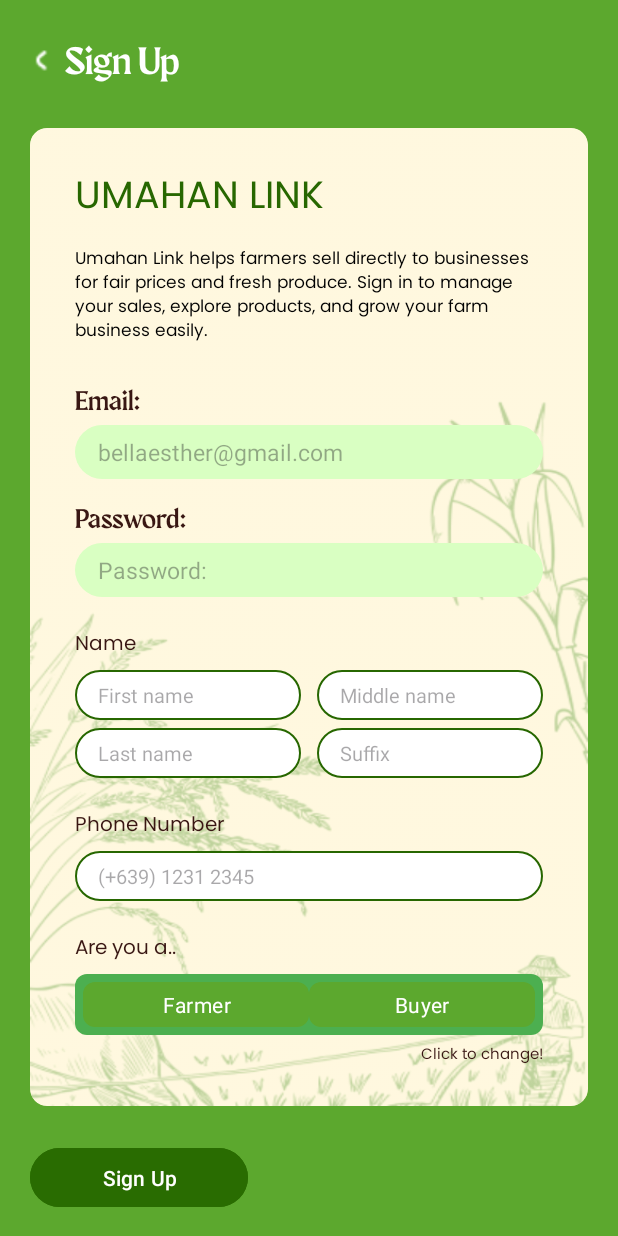
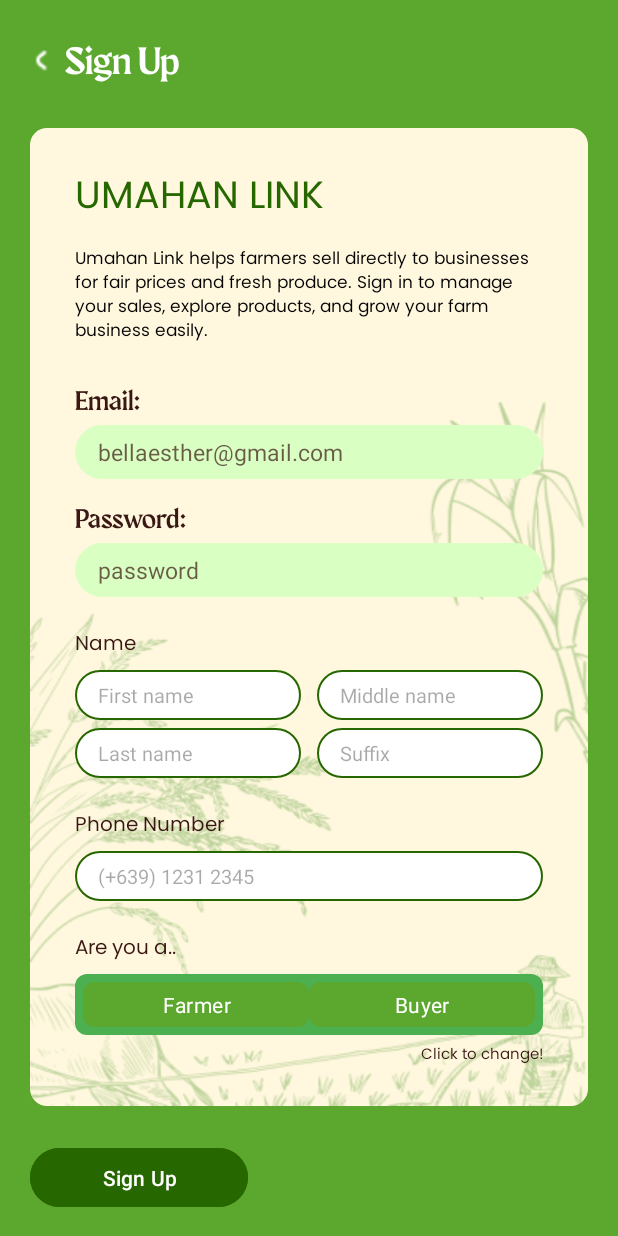
Before and after one commit to aishki/umahan, an Android app: the SignIn screen opened directly, with no data from a screen before it, on a phone screen of 412 x 824 dp. Run offline under Robolectric (Android 15) with nearby library versions, the light colour scheme and no system bars.

Commit message:
sign in updates

```diff
--- a/app/src/main/java/com/example/b2b/sign_in.kt
+++ b/app/src/main/java/com/example/b2b/sign_in.kt
@@ -18,7 +18,7 @@
         val buyerOption: RadioButton = findViewById(R.id.buyerOption)
         val farmerOption: RadioButton = findViewById(R.id.farmerOption)
 
-        // Set listener for the "Sign Up" button
+        // Sign Up Button listener
         signUpButton.setOnClickListener {
             // Check which radio button is selected
             val selectedId = radioGroup.checkedRadioButtonId
--- a/app/src/main/res/layout/activity_sign_in.xml
+++ b/app/src/main/res/layout/activity_sign_in.xml
@@ -5,7 +5,8 @@
     android:layout_height="match_parent"
     android:background="#5CA82E"
     android:paddingVertical="15dp"
-    android:paddingHorizontal="20dp">
+    android:paddingHorizontal="20dp"
+    tools:ignore="ImageContrastCheck" >
 
         <!-- Back Arrow and Sign Up Text -->
         <LinearLayout
@@ -19,9 +20,10 @@
                 android:id="@+id/back_arrow"
                 android:layout_width="15dp"
                 android:layout_height="15dp"
+                android:layout_gravity="center_vertical"
                 android:contentDescription="@string/back_button"
-                    android:layout_gravity="center_vertical"
-                    android:src="@drawable/ic_back_arrow" />
+                android:src="@drawable/ic_back_arrow"
+                />
 
                 <TextView
                     android:id="@+id/sign_up_text"
@@ -30,7 +32,7 @@
                     android:layout_marginStart="8dp"
                     android:fontFamily="@font/maragsa_display"
                     android:text="@string/sign_up"
-                    android:textColor="#FFFFFF"
+                    android:textColor="@color/white"
                     android:textSize="25sp" />
         </LinearLayout>
 
@@ -43,7 +45,8 @@
             android:layout_marginBottom="24dp"
             android:layout_above="@id/sign_up_button"
             android:background="@drawable/rounded_white_box"
-            android:clipToOutline="true">
+            android:clipToOutline="true"
+            tools:ignore="UnusedAttribute">
 
             <!-- ScrollView with PNG background -->
             <ScrollView
@@ -90,7 +93,7 @@
                         android:fontFamily="@font/maragsa_display"
                         android:paddingVertical="5dp"
                         android:text="@string/email_label"
-                        android:textColor="#391713"
+                        android:textColor="@color/input_color"
                         android:textSize="18sp" />
 
                     <EditText
@@ -104,7 +107,8 @@
                         android:padding="7dp"
                         android:paddingStart="15dp"
                         android:paddingEnd="15dp"
-                        android:textColor="#000000"
+                        android:textColor="@color/input_color"
+                        android:textColorHint="@color/hint_color"
                         android:textSize="15sp"
                         tools:ignore="TouchTargetSizeCheck" />
 
@@ -117,20 +121,22 @@
                         android:fontFamily="@font/maragsa_display"
                         android:paddingVertical="5dp"
                         android:text="@string/password_label"
-                        android:textColor="#391713"
+                        android:textColor="@color/input_color"
                         android:textSize="18sp" />
 
                     <EditText
                         android:id="@+id/password_input"
                         android:layout_width="match_parent"
                         android:layout_height="wrap_content"
+                        android:importantForAutofill="no"
                         android:background="@drawable/input_fields_green"
-                        android:hint="@string/password"
+                        android:hint="@string/defaultpassword"
                         android:inputType="textPassword"
                         android:padding="7dp"
                         android:paddingStart="15dp"
                         android:paddingEnd="15dp"
-                        android:textColor="#000000"
+                        android:textColor="@color/input_color"
+                        android:textColorHint="@color/hint_color"
                         android:textSize="15sp"
                         tools:ignore="TouchTargetSizeCheck" />
 
@@ -143,7 +149,7 @@
                         android:fontFamily="@font/poppins_regular"
                         android:paddingVertical="5dp"
                         android:text="@string/name_label"
-                        android:textColor="#391713"
+                        android:textColor="@color/input_color"
                         android:textSize="13sp" />
 
                     <LinearLayout
@@ -160,14 +166,16 @@
                                 android:id="@+id/first_name_input"
                                 android:layout_width="0dp"
                                 android:layout_height="wrap_content"
+                                android:importantForAutofill="no"
                                 android:layout_marginEnd="5dp"
                                 android:layout_weight="1"
                                 android:background="@drawable/input_fields_offwhite"
                                 android:hint="@string/first_name"
+                                android:inputType="text"
                                 android:padding="7dp"
                                 android:paddingStart="15dp"
                                 android:paddingEnd="15dp"
-                                android:textColor="#000000"
+                                android:textColor="@color/input_color"
                                 android:textSize="13sp"
                                 tools:ignore="TouchTargetSizeCheck" />
 
@@ -175,14 +183,16 @@
                                 android:id="@+id/middle_name_input"
                                 android:layout_width="0dp"
                                 android:layout_height="wrap_content"
+                                android:importantForAutofill="no"
                                 android:layout_marginStart="5dp"
                                 android:layout_weight="1"
                                 android:background="@drawable/input_fields_offwhite"
                                 android:hint="@string/middle_name"
+                                android:inputType="text"
                                 android:padding="7dp"
                                 android:paddingStart="15dp"
                                 android:paddingEnd="15dp"
-                                android:textColor="#000000"
+                                android:textColor="@color/input_color"
                                 android:textSize="13sp"
                                 tools:ignore="TouchTargetSizeCheck" />
                         </LinearLayout>
@@ -197,14 +207,16 @@
                                 android:id="@+id/last_name_input"
                                 android:layout_width="0dp"
                                 android:layout_height="wrap_content"
+                                android:importantForAutofill="no"
                                 android:layout_marginEnd="5dp"
                                 android:layout_weight="1"
                                 android:background="@drawable/input_fields_offwhite"
                                 android:hint="@string/last_name"
+                                android:inputType="text"
                                 android:padding="7dp"
                                 android:paddingStart="15dp"
                                 android:paddingEnd="15dp"
-                                android:textColor="#000000"
+                                android:textColor="@color/input_color"
                                 android:textSize="13sp"
                                 tools:ignore="TouchTargetSizeCheck" />
 
@@ -212,14 +224,16 @@
                                 android:id="@+id/suffix_input"
                                 android:layout_width="0dp"
                                 android:layout_height="wrap_content"
+                                android:importantForAutofill="no"
                                 android:layout_marginStart="5dp"
                                 android:layout_weight="1"
                                 android:background="@drawable/input_fields_offwhite"
                                 android:hint="@string/suffix"
+                                android:inputType="text"
                                 android:padding="7dp"
                                 android:paddingStart="15dp"
                                 android:paddingEnd="15dp"
-                                android:textColor="#000000"
+                                android:textColor="@color/input_color"
                                 android:textSize="13sp"
                                 tools:ignore="TouchTargetSizeCheck" />
                         </LinearLayout>
@@ -235,23 +249,26 @@
                             android:id="@+id/phone_label"
                             android:layout_width="wrap_content"
                             android:layout_height="wrap_content"
+                            android:importantForAutofill="no"
                             android:layout_marginTop="15dp"
                             android:fontFamily="@font/poppins_regular"
                             android:paddingVertical="5dp"
                             android:text="@string/phone_number"
-                            android:textColor="#391713"
+                            android:textColor="@color/input_color"
                             android:textSize="13sp" />
 
                         <EditText
                             android:id="@+id/phone_number_input"
                             android:layout_width="match_parent"
                             android:layout_height="wrap_content"
+                            android:importantForAutofill="no"
                             android:background="@drawable/input_fields_offwhite"
                             android:hint="@string/sample_contact_no"
+                            android:inputType="phone"
                             android:padding="7dp"
                             android:paddingStart="15dp"
                             android:paddingEnd="15dp"
-                            android:textColor="#000000"
+                            android:textColor="@color/input_color"
                             android:textSize="13sp"
                             tools:ignore="TouchTargetSizeCheck" />
                     </LinearLayout>
@@ -270,7 +287,7 @@
                             android:fontFamily="@font/poppins_regular"
                             android:paddingVertical="5dp"
                             android:text="@string/ques"
-                            android:textColor="#391713"
+                            android:textColor="@color/input_color"
                             android:textSize="13sp" />
 
 
@@ -278,8 +295,6 @@
                             android:id="@+id/radioGroup"
                             android:layout_width="match_parent"
                             android:layout_height="wrap_content"
-                            android:layout_centerHorizontal="true"
-                            android:layout_centerVertical="true"
                             android:background="@drawable/radio_group_background"
                             android:orientation="horizontal"
                             android:padding="5dp">
@@ -292,7 +307,7 @@
                                 android:background="@drawable/radio_button_background"
                                 android:button="@null"
                                 android:gravity="center"
-                                android:text="Farmer"
+                                android:text="@string/farmer"
                                 android:textColor="@color/white"
                                 android:textSize="14sp"
                                 tools:ignore="TouchTargetSizeCheck" />
@@ -305,7 +320,7 @@
                                 android:background="@drawable/radio_button_background"
                                 android:button="@null"
                                 android:gravity="center"
-                                android:text="Buyer"
+                                android:text="@string/buyer"
                                 android:textColor="@color/white"
                                 android:textSize="14sp"
                                 tools:ignore="TouchTargetSizeCheck" />
@@ -320,8 +335,9 @@
                             android:layout_marginTop="5dp"
                             android:fontFamily="@font/poppins_regular"
                             android:text="@string/change"
-                            android:textColor="#391713"
-                            android:textSize="10sp" />
+                            android:textColor="@color/input_color"
+                            android:textSize="10sp"
+                            tools:ignore="RtlHardcoded,SmallSp" />
                     </LinearLayout>
                 </LinearLayout>
             </ScrollView>
@@ -333,11 +349,11 @@
         android:layout_width="145dp"
         android:layout_height="47dp"
         android:layout_alignParentBottom="true"
-            android:backgroundTint="#296C01"
+        android:backgroundTint="@color/darkgreen"
         android:padding="5dp"
         android:text="@string/sign_up"
-            android:textColor="#FFFFFF"
-            tools:ignore="TouchTargetSizeCheck" />
+        android:textColor="@color/white"
+        tools:ignore="TouchTargetSizeCheck,DuplicateSpeakableTextCheck" />
 
 
 
```
Lines whose indentation alone changed are shown as unchanged.
